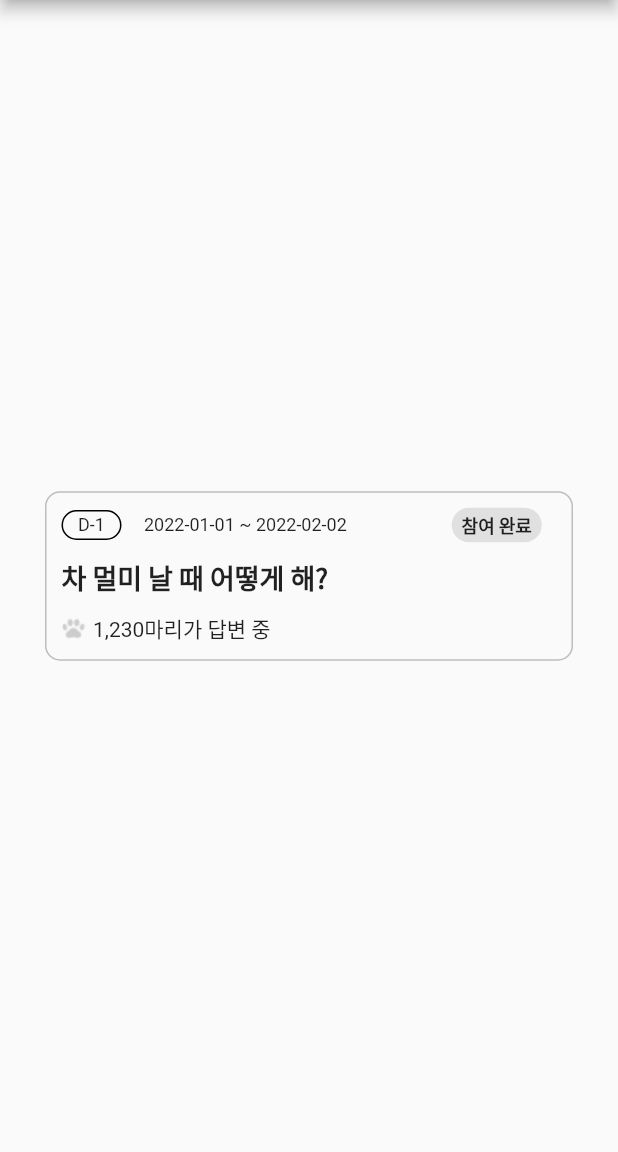
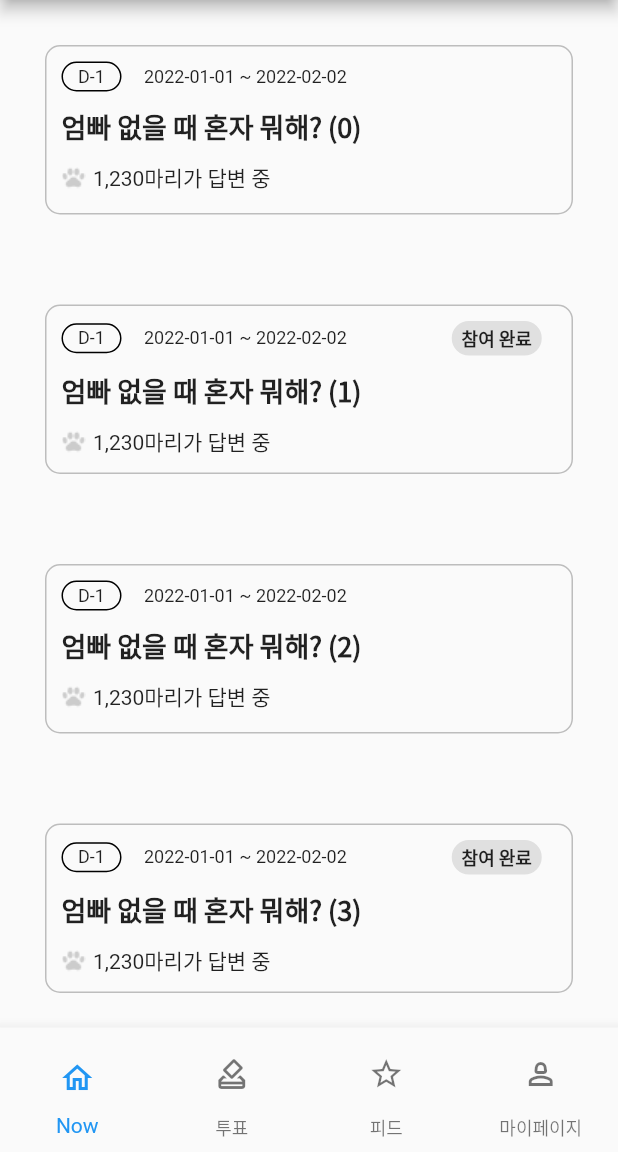
Before and after one commit to Morris235/ouul, a Flutter app: the screen it shows after launch, on a phone screen of 412 x 824 dp, the part 84-1236 px from its top. Run offline on Flutter 3.47's test engine with Material 2 defaults, Android fonts, the phone set to English and light mode, and no system bars.

Commit message:
feat : 투표 페이지, 하단 네비 추가

```diff
--- a/lib/components/vote_list_topic_item.dart
+++ b/lib/components/vote_list_topic_item.dart
@@ -1,7 +1,11 @@
 import 'package:flutter/material.dart';
 
 class VoteListTopicItem extends StatelessWidget {
-  const VoteListTopicItem({super.key});
+  const VoteListTopicItem(
+      {super.key, required this.title, required this.isVoted});
+
+  final String title;
+  final bool isVoted;
 
   @override
   Widget build(BuildContext context) {
@@ -42,32 +46,15 @@ class VoteListTopicItem extends StatelessWidget {
                   const SizedBox(
                     width: 70,
                   ),
-                  Container(
-                      width: 60,
-                      height: 23,
-                      decoration: BoxDecoration(
-                          color: const Color(0xffE0E0E0),
-                          borderRadius:
-                              const BorderRadius.all(Radius.circular(20)),
-                          border: Border.all(color: const Color(0xffE0E0E0))),
-                      child: const Center(
-                        child: Text(
-                          '참여 완료',
-                          style: TextStyle(
-                              fontSize: 12,
-                              fontFamily: 'Noto_Sans_KR',
-                              fontWeight: FontWeight.w700),
-                          textAlign: TextAlign.center,
-                        ),
-                      ))
+                  _votedBadge()
                 ],
               ),
               const SizedBox(
                 height: 10,
               ),
-              const Text(
-                '차 멀미 날 때 어떻게 해?',
-                style: TextStyle(
+              Text(
+                title,
+                style: const TextStyle(
                     fontSize: 18,
                     fontFamily: 'Noto_Sans_KR',
                     fontWeight: FontWeight.w700),
@@ -88,4 +75,26 @@ class VoteListTopicItem extends StatelessWidget {
           )),
     );
   }
+
+  Widget _votedBadge() {
+    return isVoted
+        ? Container(
+            width: 60,
+            height: 23,
+            decoration: BoxDecoration(
+                color: const Color(0xffE0E0E0),
+                borderRadius: const BorderRadius.all(Radius.circular(20)),
+                border: Border.all(color: const Color(0xffE0E0E0))),
+            child: const Center(
+              child: Text(
+                '참여 완료',
+                style: TextStyle(
+                    fontSize: 12,
+                    fontFamily: 'Noto_Sans_KR',
+                    fontWeight: FontWeight.w700),
+                textAlign: TextAlign.center,
+              ),
+            ))
+        : const SizedBox();
+  }
 }
--- a/lib/main.dart
+++ b/lib/main.dart
@@ -1,6 +1,5 @@
 import 'package:flutter/material.dart';
-import 'package:ouul/components/vote_list_topic_item.dart';
-import 'components/reply_write_card.dart';
+import 'package:ouul/views/vote_list_page.dart';
 
 void main() {
   runApp(const MyApp());
@@ -32,6 +31,7 @@ class MyHomePage extends StatefulWidget {
 }
 
 class _MyHomePageState extends State<MyHomePage> {
+  int _pageIndex = 0;
   @override
   Widget build(BuildContext context) {
     return Scaffold(
@@ -41,8 +41,51 @@ class _MyHomePageState extends State<MyHomePage> {
       body: Center(
         child: Column(
           mainAxisAlignment: MainAxisAlignment.center,
-          children: const <Widget>[VoteListTopicItem()],
+          children: const <Widget>[VoteListPage()],
         ),
+      ),
+      bottomNavigationBar: BottomNavigationBar(
+        type: BottomNavigationBarType.fixed,
+        onTap: (index) {
+          setState(() {
+            _pageIndex = index;
+          });
+        },
+        currentIndex: _pageIndex,
+        items: <BottomNavigationBarItem>[
+          BottomNavigationBarItem(
+            label: 'Now',
+            icon: IconButton(
+              onPressed: () {},
+              icon: const Icon(Icons.home_outlined),
+              tooltip: '메인 페이지로 이동',
+            ),
+          ),
+          BottomNavigationBarItem(
+            label: '투표',
+            icon: IconButton(
+              onPressed: () {},
+              icon: const Icon(Icons.how_to_vote_outlined),
+              tooltip: '좋아요 페이지로 이동',
+            ),
+          ),
+          BottomNavigationBarItem(
+            label: '피드',
+            icon: IconButton(
+              onPressed: () {},
+              icon: const Icon(Icons.star_outline),
+              tooltip: '사용자 페이지로 이동',
+            ),
+          ),
+          BottomNavigationBarItem(
+            label: '마이페이지',
+            icon: IconButton(
+              onPressed: () {},
+              icon: const Icon(Icons.person_2_outlined),
+              tooltip: '사용자 페이지로 이동',
+            ),
+          )
+        ],
       ),
     );
   }
--- /dev/null
+++ b/lib/views/vote_list_page.dart
@@ -0,0 +1,17 @@
+import 'package:flutter/material.dart';
+import 'package:ouul/components/vote_list_topic_item.dart';
+
+class VoteListPage extends StatelessWidget {
+  const VoteListPage({super.key});
+
+  @override
+  Widget build(BuildContext context) {
+    return Expanded(
+        child: ListView.builder(
+            itemCount: 300,
+            itemBuilder: (context, idx) {
+              return VoteListTopicItem(
+                  title: '엄빠 없을 때 혼자 뭐해? ($idx)', isVoted: idx.isOdd);
+            }));
+  }
+}
```
